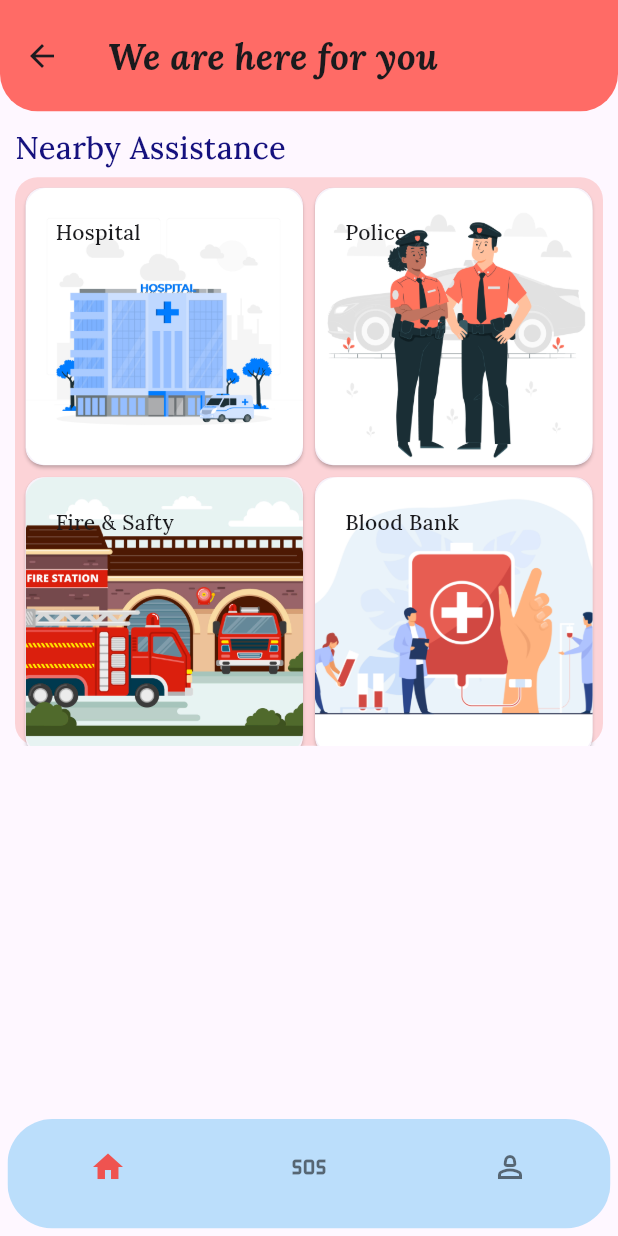
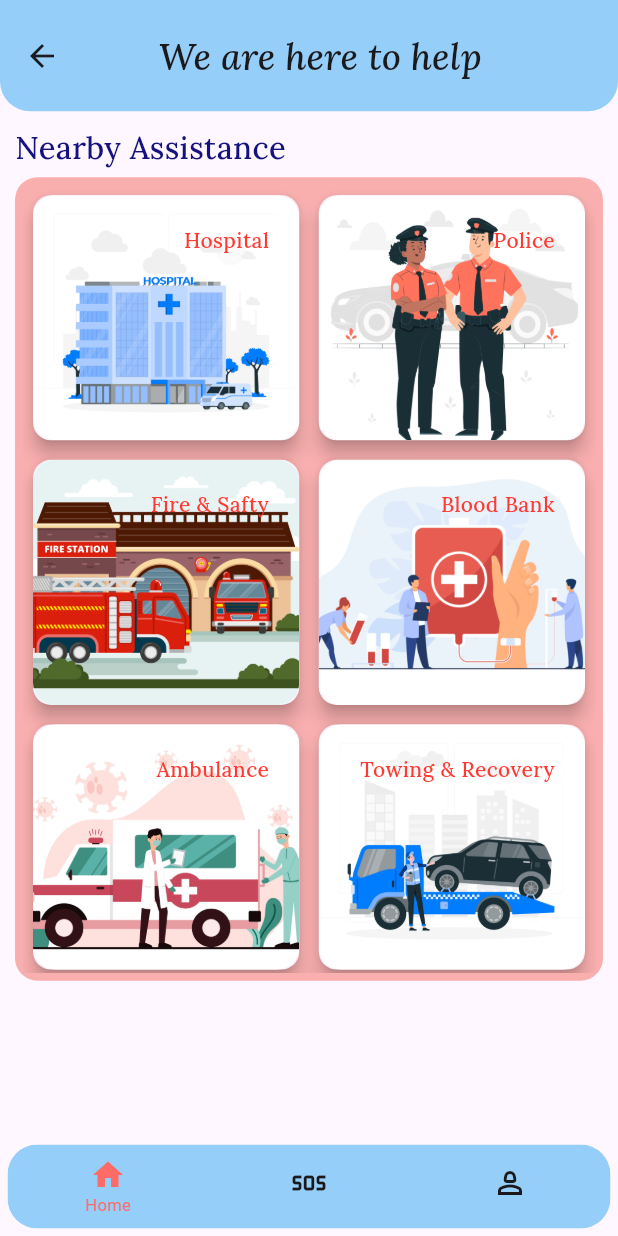
Before and after one commit to najeebnaju512/quickcare_emergency_assist, a Flutter app: the OtpGen screen opened directly, after a tap on "Verify", on a phone screen of 412 x 824 dp. Run offline on Flutter 3.47's test engine with Material 3 defaults, Android fonts, the phone set to English and light mode, and no system bars; our stand-ins replace geocoding, geolocator, google_fonts, lottie, smooth_page_indicator; Roboto replaces fonts that are missing (Kanit).

Commit message:
profile page & home page

```diff
--- /dev/null
+++ b/lib/controller/location_cntrl.dart
@@ -0,0 +1,53 @@
+import 'package:flutter/material.dart';
+import 'package:provider/provider.dart';
+import 'package:geolocator/geolocator.dart';
+import 'package:geocoding/geocoding.dart';
+
+class LocationController with ChangeNotifier {
+  Position? position;
+  String latitude = "";
+  String address = "";
+
+  void fetchPosition() async {
+    try {
+      bool serviceEnabled;
+      LocationPermission permission;
+
+      serviceEnabled = await Geolocator.isLocationServiceEnabled();
+      if (!serviceEnabled) {
+        print("Location service is disabled");
+      }
+
+      permission = await Geolocator.checkPermission();
+      if (permission == LocationPermission.denied) {
+        permission = await Geolocator.requestPermission();
+        if (permission == LocationPermission.denied) {
+          print("Location permission is denied");
+        }
+      }
+
+      if (permission == LocationPermission.deniedForever) {
+        print("Location permission is denied forever");
+      }
+
+      Position currentPosition = await Geolocator.getCurrentPosition();
+      position = currentPosition;
+      latitude = currentPosition.latitude.toString();
+      convertCord(currentPosition.latitude, currentPosition.longitude);
+    } catch (e) {
+      print("Error: $e");
+    }
+    notifyListeners();
+  }
+
+  void convertCord(double lat, double long) async {
+    try {
+      List<Placemark> placemark = await placemarkFromCoordinates(lat, long);
+      address =
+          "${placemark.last.subAdministrativeArea},${placemark.last.administrativeArea}";
+    } catch (e) {
+      print("Error: $e");
+    }
+    notifyListeners();
+  }
+}
--- a/lib/main.dart
+++ b/lib/main.dart
@@ -1,11 +1,15 @@
 import 'package:flutter/material.dart';
 import 'package:provider/provider.dart';
+import 'package:flutter/services.dart';
+import 'package:quickcare_emergency_assist/controller/location_cntrl.dart';
 import 'package:quickcare_emergency_assist/controller/onbrd_controller.dart';
 import 'package:quickcare_emergency_assist/view/onboarding/onboard.dart';
 
-import 'controller/bottomnav_Cntrl.dart';
+import 'controller/bottomnav_cntrl.dart';
 
 void main() {
+  SystemChrome.setSystemUIOverlayStyle(
+      SystemUiOverlayStyle(statusBarColor: Colors.grey));
   runApp(const MyApp());
 }
 
@@ -22,7 +26,11 @@ class MyApp extends StatelessWidget {
           create: (context) => OnboardController(),
         ),
         ChangeNotifierProvider(
-      create: (context) => BottomNavigationProvider(),)
+          create: (context) => BottomNavigationProvider(),
+        ),
+        ChangeNotifierProvider(
+          create: (context) => LocationController(),
+        )
       ],
       child: MaterialApp(
         debugShowCheckedModeBanner: false,
--- /dev/null
+++ b/lib/model/static_db.dart
@@ -0,0 +1,40 @@
+class StaticDb {
+  static List<Map<String, dynamic>> homecard = [
+    {
+      'title': 'Hospital',
+      'asset': "assets/images/hsptl.jpg"
+      // 'data':
+    },
+    {
+      'title': 'Police',
+      'asset': "assets/images/police.jpg"
+      // 'data':
+    },
+    {
+      'title': 'Fire & Safty',
+      'asset': "assets/images/fire&safty.jpg"
+      // 'data':
+    },
+    {
+      'title': 'Blood Bank',
+      'asset': "assets/images/bloodbnk.jpg"
+      // 'data':
+    },
+    {
+      'title': 'Ambulance',
+      'asset': "assets/images/ambulance.jpg"
+      // 'data':
+    },
+    {
+      'title': 'Towing & Recovery',
+      'asset': "assets/images/tow.jpg"
+      // 'data':
+    },
+  ];
+
+  static Map<String, dynamic> profileDetails = {
+    'username':'Anand',
+    'phoneno':'1234567890',
+    'image':"assets/images/profile.jpg"
+  };
+}
--- a/lib/view/home/screens/home.dart
+++ b/lib/view/home/screens/home.dart
@@ -1,65 +1,48 @@
 import 'package:flutter/material.dart';
 import 'package:google_fonts/google_fonts.dart';
+import 'package:provider/provider.dart';
+import 'package:quickcare_emergency_assist/controller/location_cntrl.dart';
+import 'package:quickcare_emergency_assist/model/static_db.dart';
 import 'package:quickcare_emergency_assist/utils/colors.dart';
 import 'package:quickcare_emergency_assist/view/home/widget/homeCard.dart';
-import 'package:quickcare_emergency_assist/view/home/widget/listGenerate.dart';
 
 class HomeSceen extends StatelessWidget {
-  const HomeSceen({super.key});
-
+  HomeSceen({super.key});
   @override
   Widget build(BuildContext context) {
-    List<Map<String, dynamic>> homecard = [
-      {
-        'title': 'Hospital',
-        'asset': "assets/images/hsptl.jpg"
-        // 'data':
-      },
-      {
-        'title': 'Police',
-        'asset': "assets/images/police.jpg"
-        // 'data':
-      },
-      {
-        'title': 'Fire & Safty',
-        'asset': "assets/images/fire&safty.jpg"
-        // 'data':
-      },
-      {
-        'title': 'Blood Bank',
-        'asset': "assets/images/bloodbnk.jpg"
-        // 'data':
-      },
-    ];
     var height = MediaQuery.of(context).size.height;
     var width = MediaQuery.of(context).size.width;
+    LocationController locationController =
+        Provider.of<LocationController>(context);
+    // locationController.fetchPosition();
     return SafeArea(
       child: Scaffold(
           appBar: AppBar(
             title: Padding(
               padding: const EdgeInsets.only(left: 15),
               child: Text(
-                "We are here for you",
+                "We are here to help",
                 style: GoogleFonts.lora(
                     color: ColorTheme.black,
                     fontSize: height * .03,
                     fontStyle: FontStyle.italic,
-                    fontWeight: FontWeight.w700),
+                    fontWeight: FontWeight.w500),
               ),
             ),
-            titleSpacing: 1,
-            // centerTitle: true,
+            centerTitle: true,
+            backgroundColor: ColorTheme.l8Blue.withOpacity(.6),
             toolbarHeight: height * .09,
-            backgroundColor: ColorTheme.redaccent,
             shape: RoundedRectangleBorder(
                 borderRadius: BorderRadius.only(
-                    bottomLeft: Radius.circular(25),
-                    bottomRight: Radius.circular(25))),
+              bottomLeft: Radius.circular(20),
+              bottomRight: Radius.circular(20),
+            )),
           ),
-          body: SafeArea(
-              child: Padding(
+          body: Padding(
             padding: const EdgeInsets.symmetric(horizontal: 10, vertical: 10),
             child: ListView(
+              children: [
+                Row(
                   children: [
                     Text(
                       "Nearby Assistance",
@@ -68,29 +51,42 @@ class HomeSceen extends StatelessWidget {
                           fontSize: height * .025,
                           fontWeight: FontWeight.w500),
                     ),
+                    Consumer<LocationController>(
+                      builder: (context, loc_cntrl, child) {
+                        return Text(loc_cntrl.address);
+                      },
+                    )
+                  ],
+                ),
                 SizedBox(
                   height: 5,
                 ),
                 Container(
-                  height: height * .46,
+                  height: height * .65,
                   width: width * .95,
+                  padding: EdgeInsets.symmetric(horizontal: 5, vertical: 5),
                   decoration: BoxDecoration(
                       borderRadius: BorderRadius.circular(15),
-                      color: Colors.red.withOpacity(.2)),
+                      color: Colors.red.withOpacity(.4)),
                   child: GridView.builder(
-                    itemCount: 4,
+                    physics: NeverScrollableScrollPhysics(),
+                    itemCount: 6,
                     padding: EdgeInsets.all(3),
                     gridDelegate: SliverGridDelegateWithFixedCrossAxisCount(
-                        crossAxisCount: 2),
+                      crossAxisCount: 2,
+                      mainAxisSpacing: 5,
+                      crossAxisSpacing: 5,
+                      mainAxisExtent: height * .208,
+                    ),
                     itemBuilder: (BuildContext context, int index) {
-                      return homeCard(
-                          homecard[index]['title'], homecard[index]['asset']);
+                      return homeCard(StaticDb.homecard[index]['title'],
+                          StaticDb.homecard[index]['asset']);
                     },
                   ),
                 )
               ],
             ),
-          ))),
+          )),
     );
   }
 }
--- a/lib/view/home/screens/profile.dart
+++ b/lib/view/home/screens/profile.dart
@@ -1,15 +1,140 @@
 import 'package:flutter/material.dart';
+import 'package:google_fonts/google_fonts.dart';
+import '../../../model/static_db.dart';
+
+import '../../../utils/colors.dart';
 
 class UserScreen extends StatelessWidget {
   const UserScreen({super.key});
 
   @override
   Widget build(BuildContext context) {
-    return Scaffold(
-      backgroundColor: Colors.yellow,
-      body: Center(
-        child: Text("Profile"),
+    var height = MediaQuery.of(context).size.height;
+    var width = MediaQuery.of(context).size.width;
+    return SafeArea(
+      child: Scaffold(
+        appBar: AppBar(
+          title: Text(
+            "Profile",
+            style: GoogleFonts.lora(
+                color: ColorTheme.black,
+                fontSize: height * .03,
+                fontWeight: FontWeight.w500),
+          ),
+          titleSpacing: 1,
+          centerTitle: true,
+          backgroundColor: ColorTheme.l8Blue.withOpacity(.6),
+          toolbarHeight: height * .09,
+          shape: RoundedRectangleBorder(
+              borderRadius: BorderRadius.only(
+            bottomLeft: Radius.circular(20),
+            bottomRight: Radius.circular(20),
+          )),
+        ),
+        body: Column(
+          children: [
+            Card(
+              color: ColorTheme.red.withOpacity(.2),
+              elevation: 0,
+              child: Padding(
+                padding: const EdgeInsets.only(top: 25, left: 15, bottom: 25),
+                child: Column(
+                  children: [
+                    Row(
+                      mainAxisAlignment: MainAxisAlignment.start,
+                      children: [
+                        Container(
+                          decoration: BoxDecoration(
+                            shape: BoxShape.circle,
+                            boxShadow: [
+                              BoxShadow(
+                                color: Colors.black45,
+                                blurRadius: 5.0,
+                                spreadRadius: 1.0,
+                                offset: Offset(
+                                    2.0, 2.0), // shadow direction: bottom right
+                              )
+                            ],
+                          ),
+                          child: CircleAvatar(
+                            maxRadius: width * .15,
+                            backgroundImage:
+                                AssetImage(StaticDb.profileDetails['image']),
+                          ),
+                        ),
+                        SizedBox(width: 25,),
+                        Padding(
+                          padding: const EdgeInsets.only(top: 50),
+                          child: Column(
+                            children: [
+                              Text(
+                                StaticDb.profileDetails['username'],
+                                style: GoogleFonts.lora(
+                                    fontSize: 20,
+                                    fontWeight: FontWeight.w300,
+                                    fontStyle: FontStyle.italic,
+                                    color: ColorTheme.drkBlue),
+                              ),
+                              Text(StaticDb.profileDetails['phoneno'],
+                                  style: GoogleFonts.lora(
+                                      fontSize: 12,
+                                      fontWeight: FontWeight.w400,
+                                      color: ColorTheme.black)),
+                            ],
+                          ),
+                        )
+                      ],
+                    ),
+                  ],
+                ),
+              ),
+            ),
+            Container(
+              child: Expanded(
+                child: Padding(
+                  padding: const EdgeInsets.all(8.0),
+                  child: ListView(
+                    children: [
+                      buildListTile(Icons.privacy_tip_outlined, "Privacy"),
+                      buildListTile(Icons.help_outline, "Help&Support"),
+                      buildListTile(Icons.settings, "Settings"),
+                      buildListTile(Icons.share, "Share"),
+                    ],
+                  ),
+                ),
+              ),
+            )
+          ],
+        ),
       ),
     );
   }
+
+  buildListTile(IconData iconname, String title) {
+    return Column(
+      children: [
+        ListTile(
+          contentPadding: EdgeInsets.symmetric(horizontal: 20, vertical: 5),
+          shape: RoundedRectangleBorder(
+            borderRadius: BorderRadius.circular(20),
+          ),
+          titleAlignment: ListTileTitleAlignment.center,
+          tileColor: Colors.white38,
+          leading: Icon(iconname, size: 18),
+          title: Text(
+            title,
+            style: GoogleFonts.robotoSlab(
+                fontSize: 16, fontWeight: FontWeight.w400),
+          ),
+          trailing: Icon(
+            Icons.arrow_forward_ios,
+            size: 18,
+          ),
+        ),
+        SizedBox(
+          height: 10,
+        )
+      ],
+    );
+  }
 }
--- a/lib/view/home/startScrn.dart
+++ b/lib/view/home/startScrn.dart
@@ -5,7 +5,7 @@ import 'package:quickcare_emergency_assist/view/home/screens/home.dart';
 import 'package:quickcare_emergency_assist/view/home/screens/profile.dart';
 import 'package:quickcare_emergency_assist/view/home/screens/sos.dart';
 import '../../utils/colors.dart';
-import '../../controller/bottomnav_Cntrl.dart';
+import '../../controller/bottomnav_cntrl.dart';
 
 class ScreenStart extends StatelessWidget {
   const ScreenStart({super.key});
@@ -15,7 +15,6 @@ class ScreenStart extends StatelessWidget {
     return SafeArea(
       child: Scaffold(
         extendBody: true,
-        //backgroundColor: Colors.red[100],
         body: Consumer<BottomNavigationProvider>(
           builder: (context, provider, child) {
             return IndexedStack(
@@ -29,7 +28,7 @@ class ScreenStart extends StatelessWidget {
             return Padding(
               padding: const EdgeInsets.only(left: 5,right: 5,bottom: 5),
               child: ClipRRect(
-                borderRadius: BorderRadius.circular(30),
+                borderRadius: BorderRadius.circular(20),
                 child: BottomNavigationBar(
                   onTap: (index) {
                     provider.currentIndex = index;
@@ -39,12 +38,12 @@ class ScreenStart extends StatelessWidget {
                   type: BottomNavigationBarType.fixed,
                   currentIndex: provider.currentIndex,
                   elevation: 0,
-                 backgroundColor: Colors.blue[100],
-                  unselectedItemColor: Colors.black54,
-                  selectedItemColor: Colors.red[400],
-                  showSelectedLabels: false,
+                 backgroundColor: ColorTheme.l8Blue.withOpacity(.6),
+                  unselectedItemColor: ColorTheme.black,
+                  selectedItemColor: ColorTheme.redaccent,
+                  showSelectedLabels: true,
                   showUnselectedLabels: false,
-                  selectedLabelStyle: GoogleFonts.kanit(fontSize: 20),
+                  selectedLabelStyle: GoogleFonts.kanit(fontSize: 11),
                   items: [
                     BottomNavigationBarItem(
                         icon: Icon(
--- a/lib/view/home/widget/homeCard.dart
+++ b/lib/view/home/widget/homeCard.dart
@@ -2,7 +2,7 @@ import 'package:flutter/material.dart';
 import 'package:google_fonts/google_fonts.dart';
 
 import '../../../utils/colors.dart';
-import 'listGenerate.dart';
+import '../screens/listGenerate.dart';
 
 class homeCard extends StatelessWidget {
   var imgpath;
@@ -16,6 +16,7 @@ class homeCard extends StatelessWidget {
             context, MaterialPageRoute(builder: (context) => ListGenerate()));
       },
       child: Card(
+        elevation: 5,
         child: Container(
             padding: EdgeInsets.symmetric(horizontal: 20, vertical: 20),
             decoration: BoxDecoration(
@@ -24,8 +25,9 @@ class homeCard extends StatelessWidget {
                     image: AssetImage(imgpath), fit: BoxFit.cover)),
             child: Text(
               title,
+              textAlign: TextAlign.end,
               style: GoogleFonts.lora(
-                  fontWeight: FontWeight.w500, color: ColorTheme.black),
+                  fontWeight: FontWeight.w500, color: ColorTheme.red),
             )),
       ),
     );
--- a/pubspec.yaml
+++ b/pubspec.yaml
@@ -39,6 +39,8 @@ dependencies:
   # The following adds the Cupertino Icons font to your application.
   # Use with the CupertinoIcons class for iOS style icons.
   cupertino_icons: ^1.0.2
+  geolocator: ^11.0.0
+  geocoding: ^2.1.1
 
 
 
```
Also changed, not shown: assets/images/ambulance.jpg (added), assets/images/profile.jpg (added), assets/images/tow.jpg (added), lib/view/home/screens/listGenerate.dart (renamed from lib/view/home/widget/listGenerate.dart), pubspec.lock, 4 other files. Lines whose indentation alone changed are shown as unchanged.
